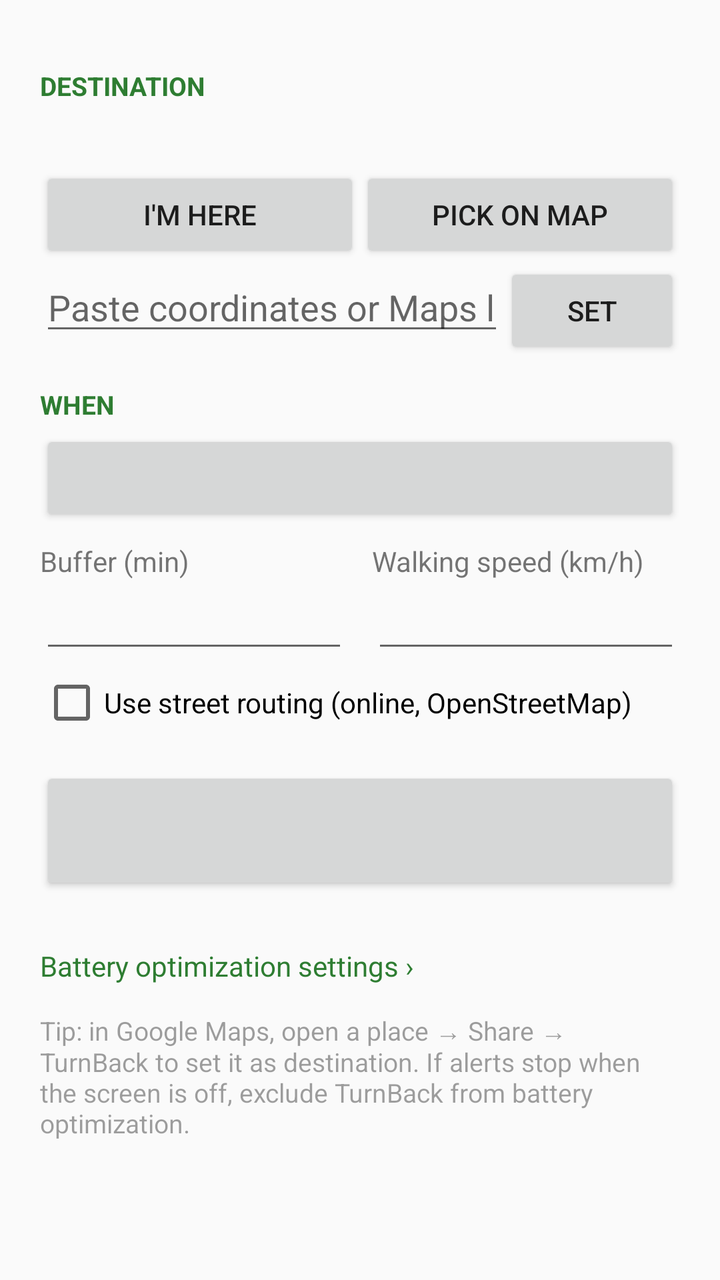
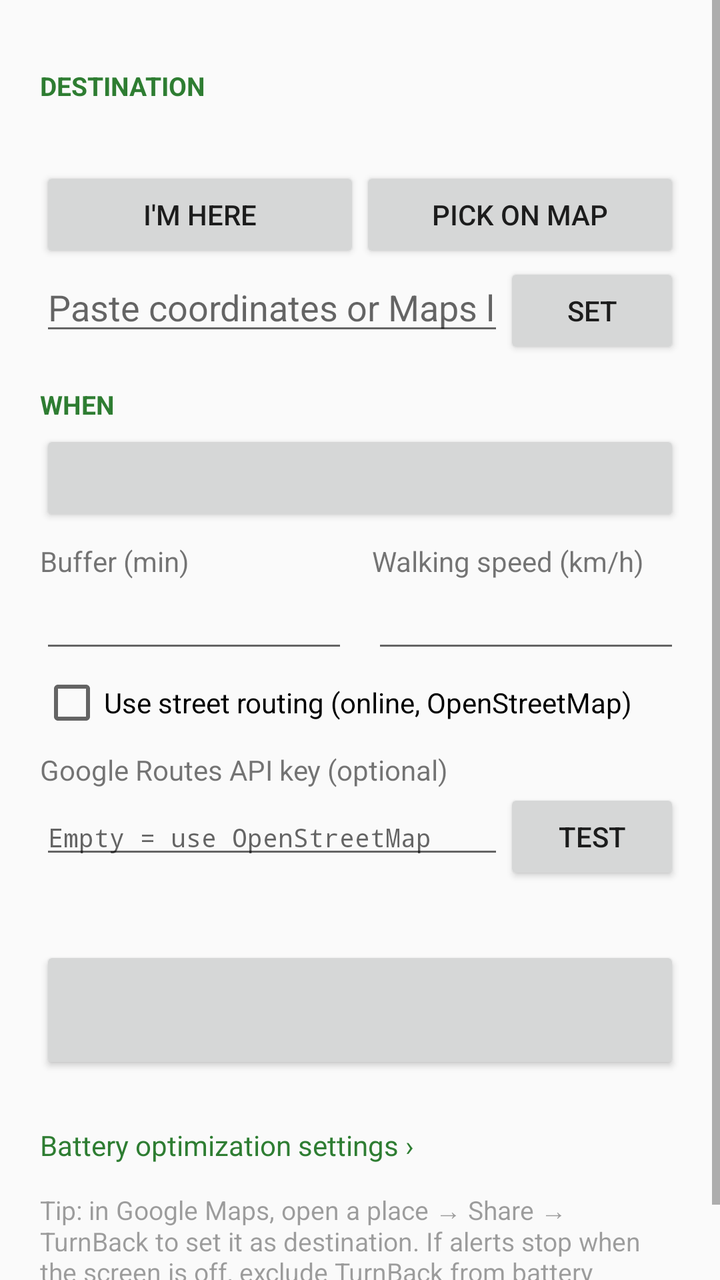

The first picture is an Android layout as it rendered before a commit; the second is the same layout after the commit. The layout source and the unified diff follow.
<!-- AndroidManifest.xml: application theme AppTheme -->
<!-- res/layout/activity_main.xml -->
<?xml version="1.0" encoding="utf-8"?>
<ScrollView xmlns:android="http://schemas.android.com/apk/res/android"
    android:layout_width="match_parent"
    android:layout_height="match_parent"
    android:fillViewport="true">

    <LinearLayout
        android:layout_width="match_parent"
        android:layout_height="wrap_content"
        android:orientation="vertical"
        android:padding="20dp">

        <TextView
            android:id="@+id/statusText"
            android:layout_width="match_parent"
            android:layout_height="wrap_content"
            android:layout_marginBottom="16dp"
            android:background="@drawable/status_bg"
            android:padding="14dp"
            android:textSize="17sp"
            android:visibility="gone" />

        <TextView
            style="@style/Header"
            android:text="Destination" />

        <TextView
            android:id="@+id/targetText"
            android:layout_width="match_parent"
            android:layout_height="wrap_content"
            android:layout_marginBottom="6dp"
            android:textSize="16sp"
            android:textIsSelectable="true" />

        <LinearLayout
            android:layout_width="match_parent"
            android:layout_height="wrap_content"
            android:orientation="horizontal">

            <Button
                android:id="@+id/btnHere"
                android:layout_width="0dp"
                android:layout_height="wrap_content"
                android:layout_weight="1"
                android:text="I'm here" />

            <Button
                android:id="@+id/btnMap"
                android:layout_width="0dp"
                android:layout_height="wrap_content"
                android:layout_weight="1"
                android:text="Pick on map" />
        </LinearLayout>

        <LinearLayout
            android:layout_width="match_parent"
            android:layout_height="wrap_content"
            android:orientation="horizontal">

            <EditText
                android:id="@+id/coordsInput"
                android:layout_width="0dp"
                android:layout_height="wrap_content"
                android:layout_weight="1"
                android:hint="Paste coordinates or Maps link"
                android:importantForAutofill="no"
                android:inputType="textUri" />

            <Button
                android:id="@+id/btnSetCoords"
                android:layout_width="wrap_content"
                android:layout_height="wrap_content"
                android:text="Set" />
        </LinearLayout>

        <TextView
            style="@style/Header"
            android:text="When" />

        <Button
            android:id="@+id/btnDeadline"
            android:layout_width="match_parent"
            android:layout_height="wrap_content"
            android:textSize="18sp" />

        <LinearLayout
            android:layout_width="match_parent"
            android:layout_height="wrap_content"
            android:layout_marginTop="8dp"
            android:orientation="horizontal">

            <LinearLayout
                android:layout_width="0dp"
                android:layout_height="wrap_content"
                android:layout_marginEnd="12dp"
                android:layout_weight="1"
                android:orientation="vertical">

                <TextView
                    android:layout_width="wrap_content"
                    android:layout_height="wrap_content"
                    android:text="Buffer (min)" />

                <EditText
                    android:id="@+id/bufferInput"
                    android:layout_width="match_parent"
                    android:layout_height="wrap_content"
                    android:importantForAutofill="no"
                    android:inputType="number" />
            </LinearLayout>

            <LinearLayout
                android:layout_width="0dp"
                android:layout_height="wrap_content"
                android:layout_weight="1"
                android:orientation="vertical">

                <TextView
                    android:layout_width="wrap_content"
                    android:layout_height="wrap_content"
                    android:text="Walking speed (km/h)" />

                <EditText
                    android:id="@+id/speedInput"
                    android:layout_width="match_parent"
                    android:layout_height="wrap_content"
                    android:importantForAutofill="no"
                    android:inputType="numberDecimal" />
            </LinearLayout>
        </LinearLayout>

        <CheckBox
            android:id="@+id/routingCheck"
            android:layout_width="match_parent"
            android:layout_height="wrap_content"
            android:layout_marginTop="4dp"
            android:text="Use street routing (online, OpenStreetMap)" />

        <Button
            android:id="@+id/btnStartStop"
            android:layout_width="match_parent"
            android:layout_height="64dp"
            android:layout_marginTop="16dp"
            android:textSize="20sp" />

        <TextView
            android:id="@+id/batteryLink"
            android:layout_width="wrap_content"
            android:layout_height="wrap_content"
            android:layout_marginTop="20dp"
            android:paddingTop="6dp"
            android:paddingBottom="6dp"
            android:text="Battery optimization settings ›"
            android:textColor="?android:attr/colorAccent" />

        <TextView
            android:layout_width="match_parent"
            android:layout_height="wrap_content"
            android:layout_marginTop="8dp"
            android:alpha="0.7"
            android:text="Tip: in Google Maps, open a place → Share → TurnBack to set it as destination. If alerts stop when the screen is off, exclude TurnBack from battery optimization."
            android:textSize="13sp" />
    </LinearLayout>
</ScrollView>
<!-- resources referenced by this layout -->
<resources>
  <!-- drawable status_bg (drawable) -->
  <?xml version="1.0" encoding="utf-8"?>
  <shape xmlns:android="http://schemas.android.com/apk/res/android" android:shape="rectangle">
      <solid android:color="@color/status_bg" />
      <corners android:radius="12dp" />
  </shape>
  <style name="Header">
          <item name="android:layout_width">match_parent</item>
          <item name="android:layout_height">wrap_content</item>
          <item name="android:layout_marginTop">14dp</item>
          <item name="android:layout_marginBottom">4dp</item>
          <item name="android:textSize">13sp</item>
          <item name="android:textStyle">bold</item>
          <item name="android:textAllCaps">true</item>
          <item name="android:textColor">?android:attr/colorAccent</item>
      </style>
  <style name="AppTheme" parent="BaseTheme" />
  <color name="status_bg">#1F2E7D32</color>
  <style name="BaseTheme" parent="android:Theme.Material.Light.DarkActionBar">
          <item name="android:colorPrimary">@color/brand</item>
          <item name="android:colorPrimaryDark">@color/brand_dark</item>
          <item name="android:colorAccent">@color/brand</item>
      </style>
  <color name="brand">#2E7D32</color>
  <color name="brand_dark">#1B5E20</color>
</resources>

<!-- the commit's change to res/layout/activity_main.xml (unified diff, before → after) -->
@@ -135,6 +135,44 @@
             android:layout_height="wrap_content"
             android:layout_marginTop="4dp"
             android:text="Use street routing (online, OpenStreetMap)" />
+
+        <TextView
+            android:layout_width="wrap_content"
+            android:layout_height="wrap_content"
+            android:layout_marginTop="8dp"
+            android:text="Google Routes API key (optional)" />
+
+        <LinearLayout
+            android:layout_width="match_parent"
+            android:layout_height="wrap_content"
+            android:orientation="horizontal">
+
+            <EditText
+                android:id="@+id/googleKeyInput"
+                android:layout_width="0dp"
+                android:layout_height="wrap_content"
+                android:layout_weight="1"
+                android:fontFamily="monospace"
+                android:hint="Empty = use OpenStreetMap"
+                android:importantForAutofill="no"
+                android:inputType="textVisiblePassword|textNoSuggestions"
+                android:textSize="13sp" />
+
+            <Button
+                android:id="@+id/btnTestKey"
+                android:layout_width="wrap_content"
+                android:layout_height="wrap_content"
+                android:text="Test" />
+        </LinearLayout>
+
+        <TextView
+            android:id="@+id/certText"
+            android:layout_width="match_parent"
+            android:layout_height="wrap_content"
+            android:alpha="0.7"
+            android:fontFamily="monospace"
+            android:textIsSelectable="true"
+            android:textSize="11sp" />
 
         <Button
             android:id="@+id/btnStartStop"
